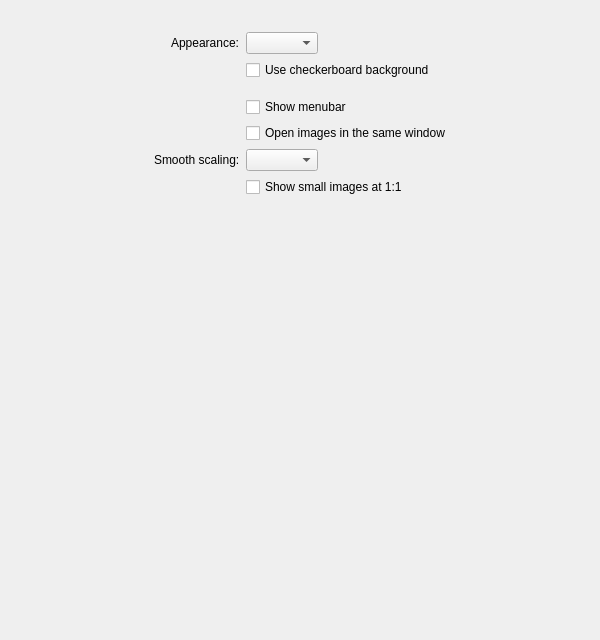
Above: src/qvoptionsdialog.ui from inostarlin-passion/Fovelle before the change. Below: the same form after it.
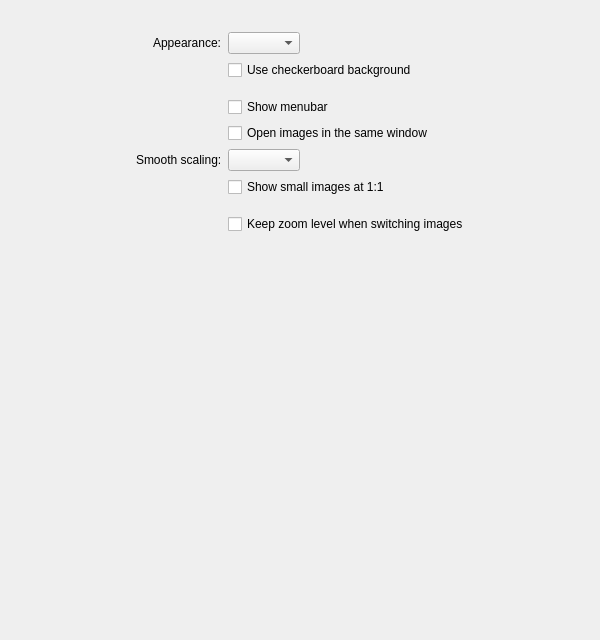
That is the form after the change.

```diff
--- a/src/qvoptionsdialog.ui
+++ b/src/qvoptionsdialog.ui
@@ -143,6 +143,13 @@
             </property>
            </widget>
           </item>
+          <item row="24" column="1">
+           <widget class="QCheckBox" name="keepZoomCheckbox">
+            <property name="text">
+             <string>Keep zoom level when switching images</string>
+            </property>
+           </widget>
+          </item>
           <item row="4" column="1">
            <widget class="QCheckBox" name="reuseWindowCheckbox">
             <property name="text">
```
